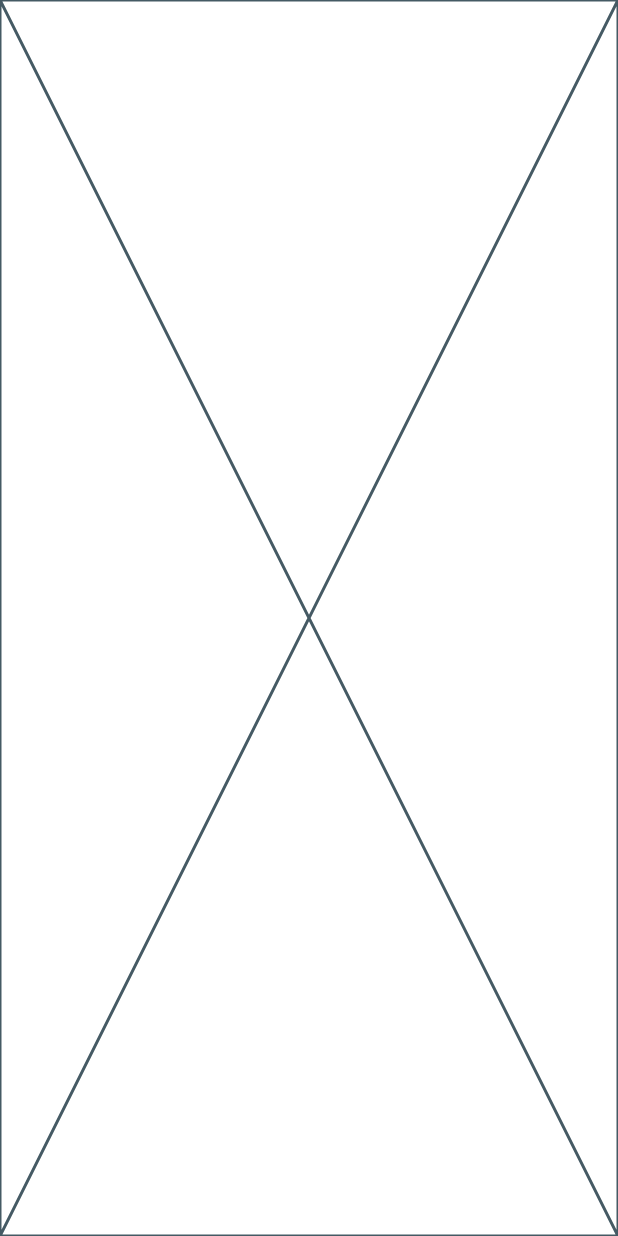
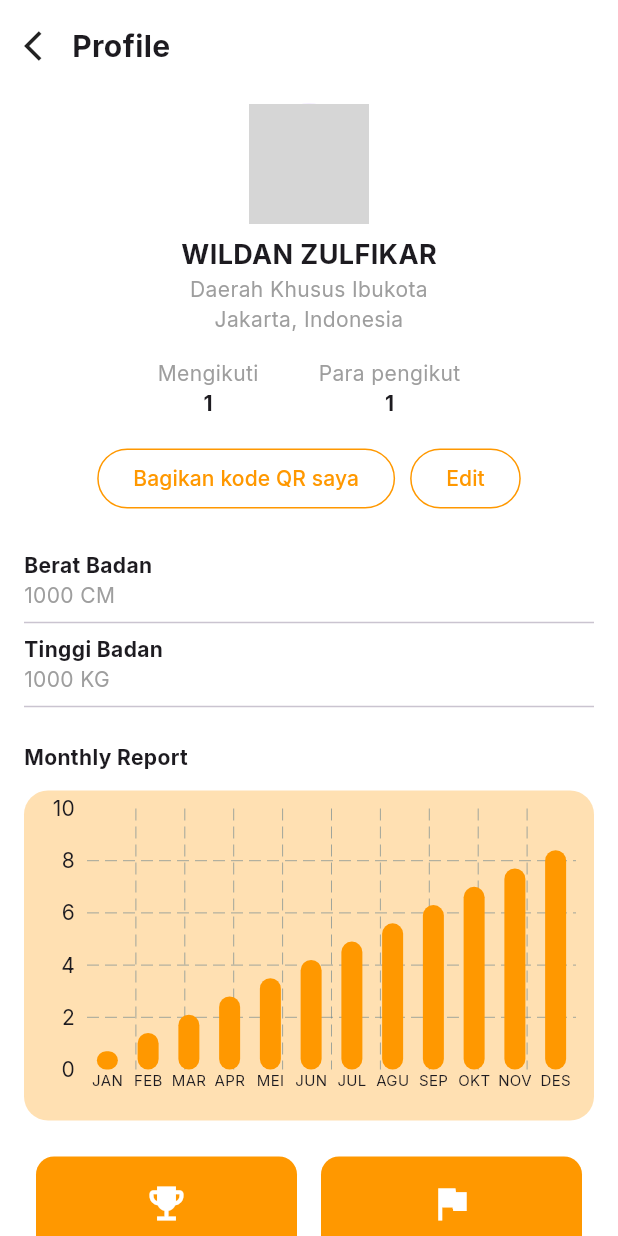
Before and after one commit to Wildanzulfikar/Project-LariYuk, a Flutter app: the screen it shows after launch, on a phone screen of 412 x 824 dp. Run offline on Flutter 3.47's test engine with Material 3 defaults, Android fonts, the phone set to English and light mode, and no system bars; drawn by our look-alikes of fl_chart; our stand-ins replace google_fonts; grey boxes are pictures that could not be loaded.

Commit message:
done profile

```diff
--- a/lib/main.dart
+++ b/lib/main.dart
@@ -1,6 +1,7 @@
 import 'package:flutter/material.dart';
 import 'package:lari_yuk/pages/login_page.dart';
 import 'package:lari_yuk/pages/register_page.dart';
+import 'package:lari_yuk/pages/profilePage.dart'; // pastikan file ini ada
 
 void main() {
   runApp(const MyApp());
@@ -13,11 +14,16 @@ class MyApp extends StatelessWidget {
   Widget build(BuildContext context) {
     return MaterialApp(
       title: 'Lari Yuk',
-      theme: ThemeData(primarySwatch: Colors.blue),
+      theme: ThemeData(
+        primarySwatch: Colors.blue,
+        fontFamily: 'Inter', // jika ingin seragam dengan Google Fonts Inter
+      ),
       debugShowCheckedModeBanner: false,
+      initialRoute: '/',
       routes: {
-        '/': (context) => LoginPage(),
+        '/': (context) => ProfilePage(),
         '/register': (context) => const RegisterPage(),
+        // '/profile': (context) => ProfilePage(), // sudah include halaman profil
       },
     );
   }
--- /dev/null
+++ b/lib/pages/ProfilePage.dart
@@ -0,0 +1,203 @@
+import 'package:flutter/material.dart';
+import 'package:google_fonts/google_fonts.dart';
+import 'package:fl_chart/fl_chart.dart';
+
+class ProfilePage extends StatelessWidget {
+  const ProfilePage({super.key});
+
+  @override
+  Widget build(BuildContext context) {
+    return Scaffold(
+      backgroundColor: Colors.white,
+      body: SafeArea(
+        child: SingleChildScrollView(
+          padding: const EdgeInsets.all(16),
+          child: Column(
+            crossAxisAlignment: CrossAxisAlignment.start,
+            children: [
+              // Header with Back Icon and Profile title
+              Row(
+                children: [
+                  GestureDetector(
+                    onTap: () => Navigator.pop(context),
+                    child: const Icon(Icons.arrow_back_ios, size: 24),
+                  ),
+                  const SizedBox(width: 8),
+                  const Text(
+                    'Profile',
+                    style: TextStyle(fontSize: 20, fontWeight: FontWeight.bold),
+                  ),
+                ],
+              ),
+              const SizedBox(height: 24),
+
+              // Profile section
+              Center(
+                child: Column(
+                  children: [
+                    const CircleAvatar(
+                      radius: 40,
+                      backgroundImage: AssetImage('assets/profile.jpg'),
+                    ),
+                    const SizedBox(height: 8),
+                    Text(
+                      'WILDAN ZULFIKAR',
+                      style: GoogleFonts.inter(
+                        fontSize: 18,
+                        fontWeight: FontWeight.bold,
+                      ),
+                    ),
+                    Text(
+                      'Daerah Khusus Ibukota\nJakarta, Indonesia',
+                      textAlign: TextAlign.center,
+                      style: GoogleFonts.inter(fontSize: 14, color: Colors.grey),
+                    ),
+                    const SizedBox(height: 16),
+                    Row(
+                      mainAxisAlignment: MainAxisAlignment.center,
+                      children: [
+                        Column(
+                          children: const [
+                            Text('Mengikuti', style: TextStyle(color: Colors.grey)),
+                            Text('1', style: TextStyle(fontWeight: FontWeight.bold)),
+                          ],
+                        ),
+                        const SizedBox(width: 40),
+                        Column(
+                          children: const [
+                            Text('Para pengikut', style: TextStyle(color: Colors.grey)),
+                            Text('1', style: TextStyle(fontWeight: FontWeight.bold)),
+                          ],
+                        ),
+                      ],
+                    ),
+                    const SizedBox(height: 16),
+                    Row(
+                      mainAxisAlignment: MainAxisAlignment.center,
+                      children: [
+                        OutlinedButton(
+                          onPressed: () {},
+                          style: OutlinedButton.styleFrom(
+                            foregroundColor: Colors.orange,
+                            side: const BorderSide(color: Colors.orange),
+                          ),
+                          child: const Text('Bagikan kode QR saya'),
+                        ),
+                        const SizedBox(width: 10),
+                        OutlinedButton(
+                          onPressed: () {},
+                          style: OutlinedButton.styleFrom(
+                            foregroundColor: Colors.orange,
+                            side: const BorderSide(color: Colors.orange),
+                          ),
+                          child: const Text('Edit'),
+                        ),
+                      ],
+                    )
+                  ],
+                ),
+              ),
+              const SizedBox(height: 24),
+
+              // Berat & Tinggi Badan
+              const Text('Berat Badan', style: TextStyle(fontWeight: FontWeight.bold)),
+              const Text('1000 CM', style: TextStyle(color: Colors.grey)),
+              const Divider(),
+              const Text('Tinggi Badan', style: TextStyle(fontWeight: FontWeight.bold)),
+              const Text('1000 KG', style: TextStyle(color: Colors.grey)),
+              const Divider(),
+
+              const SizedBox(height: 16),
+              const Text('Monthly Report', style: TextStyle(fontWeight: FontWeight.bold)),
+              const SizedBox(height: 12),
+
+             // Chart
+Container(
+  height: 220,
+  padding: const EdgeInsets.all(12),
+  decoration: BoxDecoration(
+    color: Colors.orange.shade100,
+    borderRadius: BorderRadius.circular(16),
+  ),
+  child: BarChart(
+    BarChartData(
+      alignment: BarChartAlignment.spaceAround,
+      maxY: 10,
+      barTouchData: BarTouchData(enabled: false),
+      titlesData: FlTitlesData(
+        leftTitles: AxisTitles(
+          sideTitles: SideTitles(showTitles: true, reservedSize: 30),
+        ),
+        bottomTitles: AxisTitles(
+          sideTitles: SideTitles(
+            showTitles: true,
+            getTitlesWidget: (double value, TitleMeta meta) {
+              const months = [
+                'JAN', 'FEB', 'MAR', 'APR', 'MEI', 'JUN',
+                'JUL', 'AGU', 'SEP', 'OKT', 'NOV', 'DES'
+              ];
+              if (value.toInt() < months.length) {
+                return Text(months[value.toInt()], style: const TextStyle(fontSize: 10));
+              }
+              return const Text('');
+            },
+          ),
+        ),
+        rightTitles: AxisTitles(sideTitles: SideTitles(showTitles: false)),
+        topTitles: AxisTitles(sideTitles: SideTitles(showTitles: false)),
+      ),
+      borderData: FlBorderData(show: false),
+      barGroups: List.generate(12, (index) {
+        final dummyValue = (index + 1) * 0.7 % 10; // nilai dummy antara 0–10
+        return BarChartGroupData(
+          x: index,
+          barRods: [
+            BarChartRodData(toY: dummyValue, color: Colors.orange, width: 14),
+          ],
+        );
+      }),
+    ),
+  ),
+),
+              const SizedBox(height: 16),
+
+              // Bottom two cards
+              Row(
+                mainAxisAlignment: MainAxisAlignment.spaceEvenly,
+                children: [
+                  _infoCard(Icons.emoji_events, 'Challange Cleared', '10'),
+                  _infoCard(Icons.flag, 'Session Finished', '10'),
+                ],
+              )
+            ],
+          ),
+        ),
+      ),
+    );
+  }
+
+  Widget _infoCard(IconData icon, String title, String value) {
+    return Expanded(
+      child: Container(
+        margin: const EdgeInsets.all(8),
+        padding: const EdgeInsets.all(16),
+        decoration: BoxDecoration(
+          color: Colors.orange,
+          borderRadius: BorderRadius.circular(12),
+        ),
+        child: Column(
+          children: [
+            Icon(icon, color: Colors.white, size: 30),
+            const SizedBox(height: 8),
+            Text(title,
+                textAlign: TextAlign.center,
+                style: const TextStyle(fontSize: 14, color: Colors.white)),
+            Text(value,
+                style: const TextStyle(
+                    fontSize: 18, fontWeight: FontWeight.bold, color: Colors.white))
+          ],
+        ),
+      ),
+    );
+  }
+}
--- a/pubspec.yaml
+++ b/pubspec.yaml
@@ -31,6 +31,7 @@ dependencies:
   flutter:
     sdk: flutter
   google_fonts: ^6.2.1
+  fl_chart: ^0.68.0
   cupertino_icons: ^1.0.8
 
 dev_dependencies:
```
Also changed, not shown: pubspec.lock.
